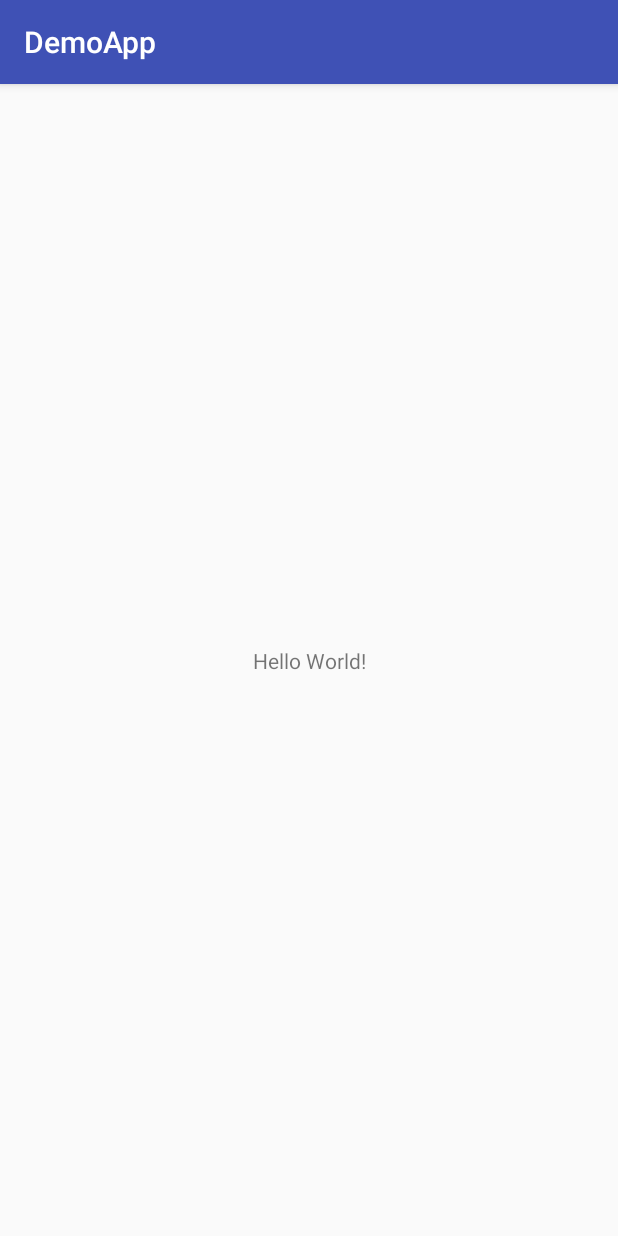
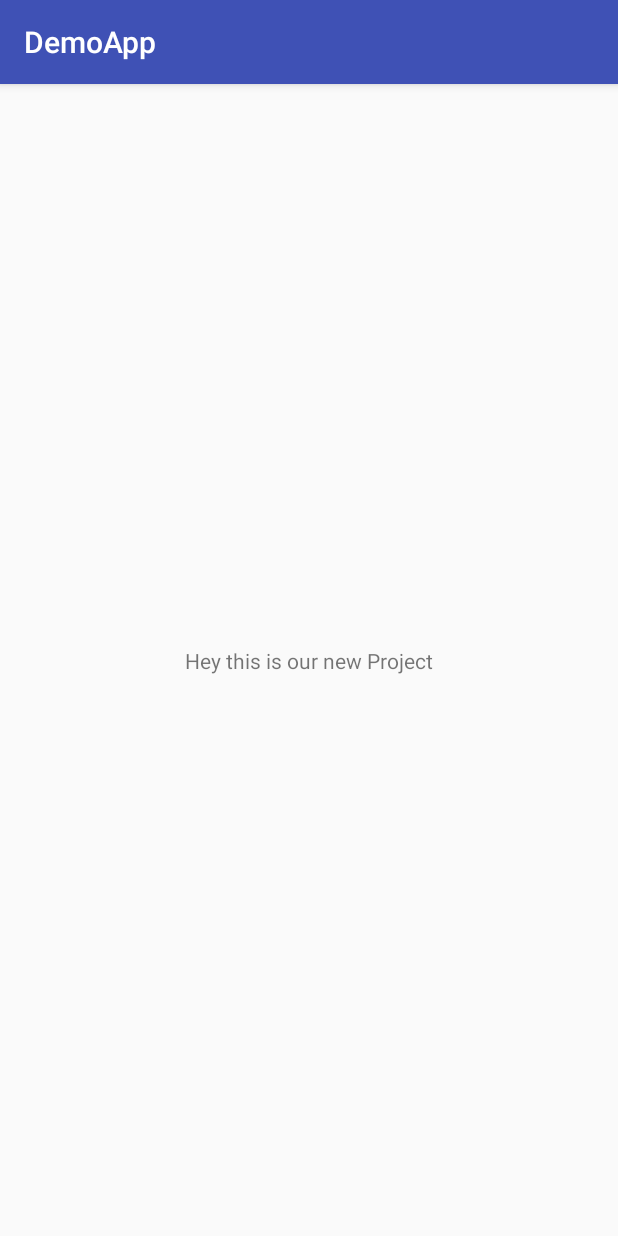
Before and after one commit to akamanzi/git_demo, an Android app: the screen it shows after launch (MainActivity), on a phone screen of 412 x 824 dp. Run offline under Robolectric (Android 15) with nearby library versions, the phone set to English and light mode, and no system bars.

Commit message:
Chhanging the text on the textview

```diff
--- a/DemoApp/app/src/main/res/layout/activity_main.xml
+++ b/DemoApp/app/src/main/res/layout/activity_main.xml
@@ -9,7 +9,7 @@
     <TextView
         android:layout_width="wrap_content"
         android:layout_height="wrap_content"
-        android:text="Hello World!"
+        android:text="Hey this is our new Project"
         app:layout_constraintBottom_toBottomOf="parent"
         app:layout_constraintLeft_toLeftOf="parent"
         app:layout_constraintRight_toRightOf="parent"
```
